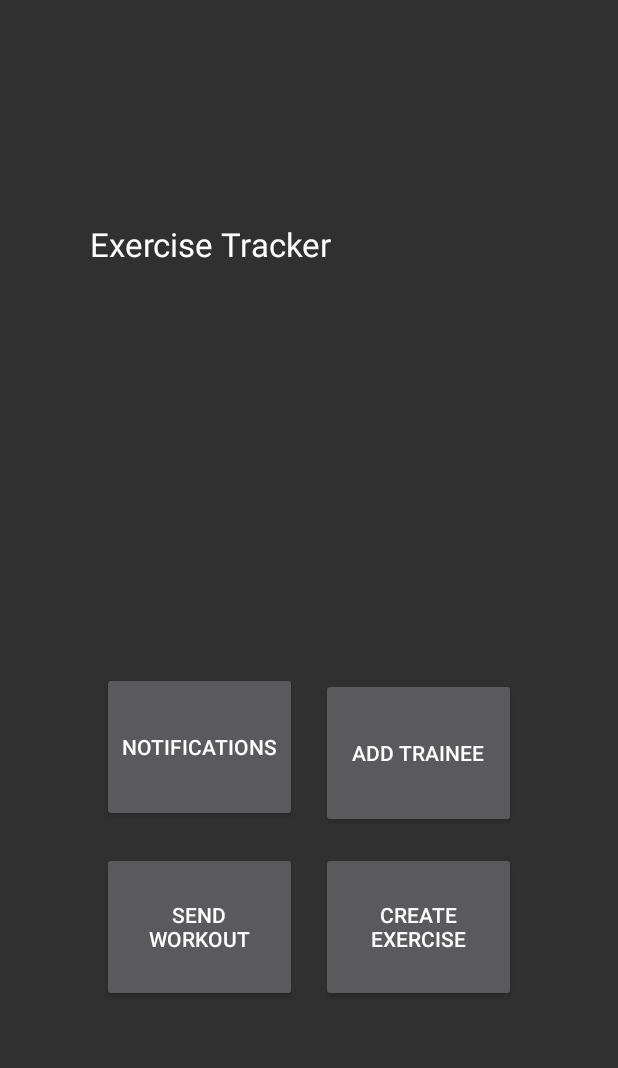
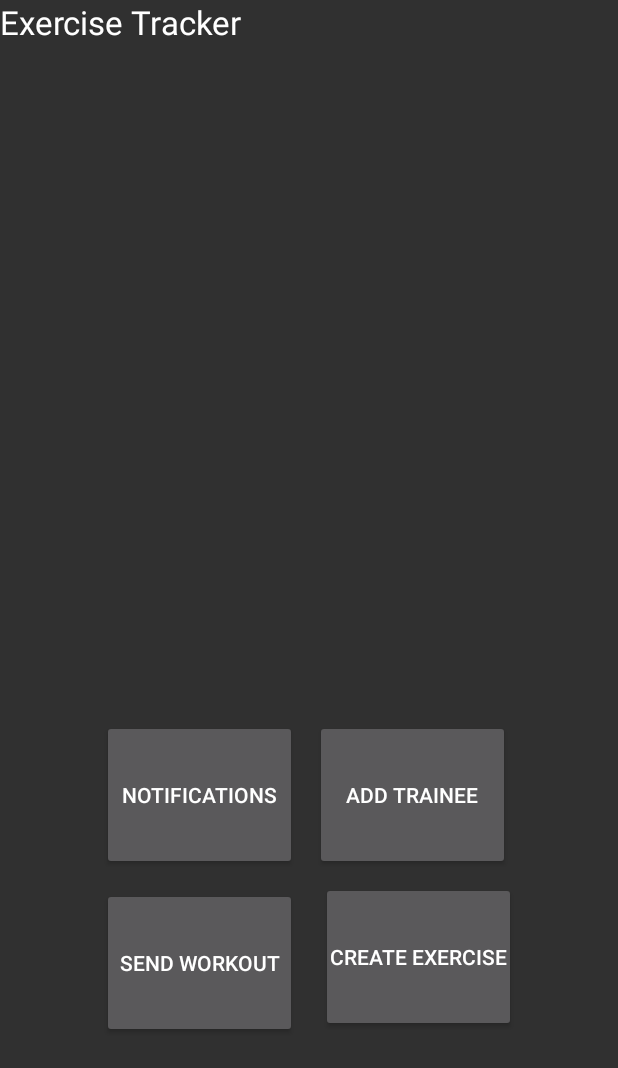
Before and after one commit to eschilling90/ExerciseTracker, an Android app: the fragment HomepageFragment shown on its own in the app's theme, on a phone screen of 412 x 824 dp. Shown: the top 1068 px of the screen. Run offline under Robolectric (Android 15) with nearby library versions, the phone set to English and light mode, and no system bars.

Commit message:
Fixed create button on homepage_fragment

```diff
--- /dev/null
+++ b/app/src/main/res/layout/descriptive_notification_fragment.xml
@@ -0,0 +1,6 @@
+<?xml version="1.0" encoding="utf-8"?>
+<LinearLayout xmlns:android="http://schemas.android.com/apk/res/android"
+    android:orientation="vertical" android:layout_width="match_parent"
+    android:layout_height="match_parent">
+
+</LinearLayout>
--- a/app/src/main/res/layout/homepage_fragment.xml
+++ b/app/src/main/res/layout/homepage_fragment.xml
@@ -2,7 +2,6 @@
 <RelativeLayout xmlns:android="http://schemas.android.com/apk/res/android"
     android:layout_width="match_parent" android:layout_height="match_parent"
     android:id="@+id/Homepage"
-    android:gravity="center"
     android:layout_gravity="center_horizontal"
     android:orientation="vertical">
 
@@ -18,14 +17,16 @@
     <GridLayout
         android:layout_width="wrap_content"
         android:layout_height="wrap_content"
+        android:gravity="center"
         android:columnCount="2"
-        android:rowCount="2"
+        android:rowCount="3"
         android:useDefaultMargins="true"
         android:id="@+id/buttonGridHomepage"
-        android:layout_alignParentStart="true"
-        android:layout_marginTop="240dp"
         android:horizontalSpacing = "60dp"
-        android:layout_centerInParent="true">
+        android:layout_alignParentBottom="true"
+        android:layout_centerHorizontal="true"
+        android:layout_marginBottom="104dp"
+        android:padding="20dp">
 
         <Button
             android:layout_width="wrap_content"
@@ -35,7 +36,10 @@
             android:height="100dp"
             android:width="130dp"
             android:layout_marginLeft="@dimen/abc_action_bar_default_padding_material"
-            android:layout_marginRight="@dimen/abc_action_bar_default_padding_material" />
+            android:layout_marginRight="@dimen/abc_action_bar_default_padding_material"
+            android:padding="2dp"
+            android:layout_row="1"
+            android:layout_column="0" />
 
         <Button
             android:layout_width="wrap_content"
@@ -45,7 +49,9 @@
             android:height="100dp"
             android:width="130dp"
             android:layout_alignParentBottom="true"
-            android:layout_margin="@dimen/abc_action_bar_default_padding_material"/>
+            android:padding="2dp"
+            android:layout_row="1"
+            android:layout_column="1" />
 
         <Button
             android:layout_width="wrap_content"
@@ -54,7 +60,10 @@
             android:id="@+id/sendWorkoutButtonHomepage"
             android:height="100dp"
             android:width="130dp"
-            android:layout_margin="@dimen/abc_action_bar_default_padding_material"/>
+            android:layout_margin="@dimen/abc_action_bar_default_padding_material"
+            android:padding="2dp"
+            android:layout_row="2"
+            android:layout_column="0" />
 
         <Button
             android:layout_width="wrap_content"
@@ -63,7 +72,13 @@
             android:id="@+id/createExerciseButtonHomepage"
             android:width="130dp"
             android:height="100dp"
-            android:layout_margin="@dimen/abc_action_bar_default_padding_material"/>
+            android:padding="2dp"
+            android:layout_marginLeft="@dimen/abc_action_bar_default_padding_material"
+            android:layout_marginRight="@dimen/abc_action_bar_default_padding_material"
+            android:layout_alignParentBottom="true"
+            android:layout_alignParentEnd="true"
+            android:layout_row="2"
+            android:layout_column="1" />
 
     </GridLayout>
 
--- a/app/src/main/res/layout/notification_fragment.xml
+++ b/app/src/main/res/layout/notification_fragment.xml
@@ -23,7 +23,8 @@
         android:minWidth="400dp"
         android:minHeight="400dp"
         android:layout_alignParentRight="true"
-        android:layout_alignParentEnd="true">
+        android:layout_alignParentEnd="true"
+        android:clickable="true">
 
         <LinearLayout
             android:layout_width="wrap_content"
```
Also changed, not shown: 2 other files.
